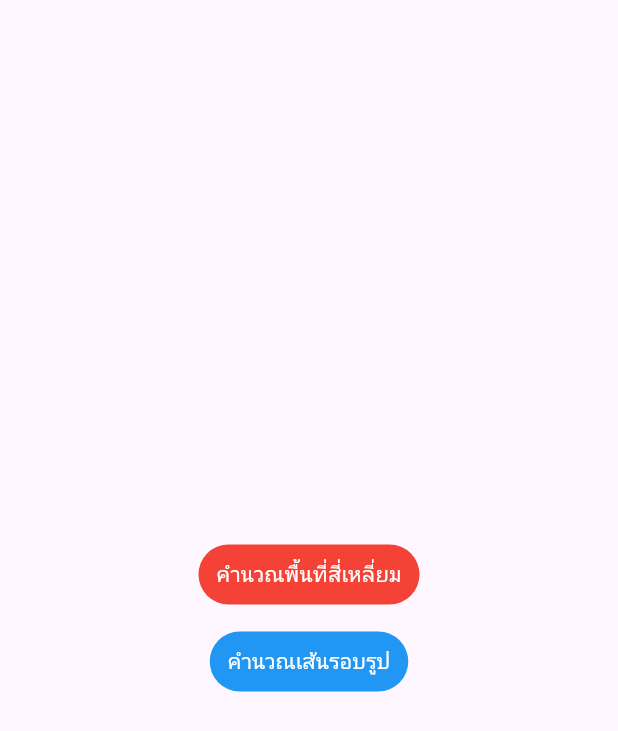
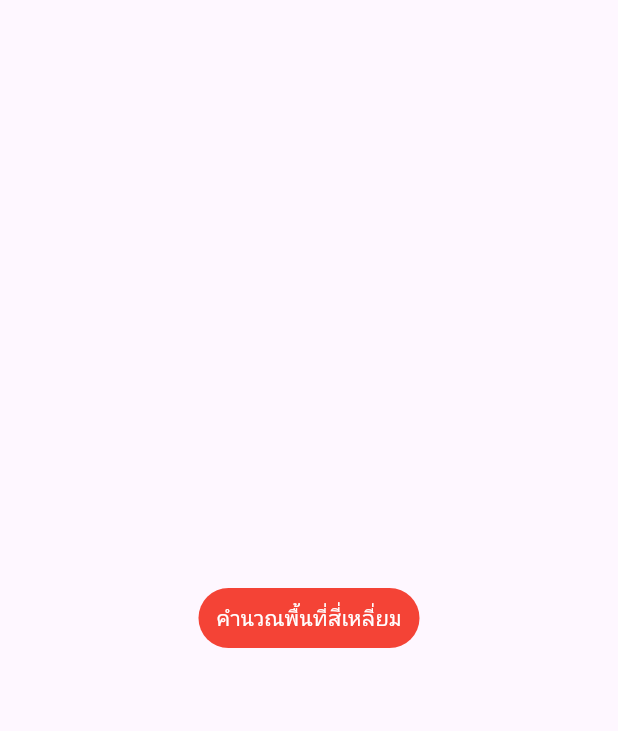
Before and after one commit to Jongrak48/w2-23-opoun, a Flutter app: the screen it shows after launch, on a phone screen of 412 x 824 dp. Shown: the top 731 px of the screen. Run offline on Flutter 3.47's test engine with Material 3 defaults, Android fonts, the phone set to English and light mode, and no system bars.

Commit message:
Revert "op2"
This reverts commit f48dd39832b9c3e138fe2cd2b1d6b92b6c2f8ecd.

```diff
--- a/lib/main.dart
+++ b/lib/main.dart
@@ -1,6 +1,7 @@
 import 'package:flutter/material.dart';
 import 'package:w2_23/perimeter_page.dart';
-import 'rectangle_page.dart';
+import 'rectangle_page.dart'; //เรียกให้รู้จักหน้าสอง
+
 
 void main() {
   runApp(const MyApp());
@@ -9,6 +10,7 @@ void main() {
 class MyApp extends StatelessWidget {
   const MyApp({super.key});
 
+  // This widget is the root of your application.
   @override
   Widget build(BuildContext context) {
     return MaterialApp(
@@ -17,46 +19,36 @@ class MyApp extends StatelessWidget {
         colorScheme: ColorScheme.fromSeed(seedColor: Colors.deepPurple),
       ),
       routes: {
-        '/': (context) => const MyHomePage(),
-        '/rectangle_page': (context) => const RectanglePage(),
-        '/perimeter_page': (context) => const PerimeterPage(),
+        '/': (context) => MyHomePage(),
+        '/rectangle_page': (context) => RectanglePage()//ไปหน้าสอง
+        '/perimeter_page' : (context) => PerimeterPage()
       },
     );
   }
 }
 
 class MyHomePage extends StatelessWidget {
-  const MyHomePage({super.key});
+  //
+  const MyHomePage({super.key}); //
 
   @override
   Widget build(BuildContext context) {
-    return Scaffold(
-      body: Center(
-        child: Column(
-          mainAxisSize: MainAxisSize.min,
-          children: [
-            TextButton(
-              onPressed: () =>
-                  Navigator.pushNamed(context, '/rectangle_page'),
-              style: TextButton.styleFrom(
-                backgroundColor: Colors.red,
-                foregroundColor: Colors.white,
-              ),
-              child: const Text("คำนวณพื้นที่สี่เหลี่ยม"),
-            ),
-            const SizedBox(height: 10),
-            TextButton(
-              onPressed: () =>
-                  Navigator.pushNamed(context, '/perimeter_page'),
-              style: TextButton.styleFrom(
-                backgroundColor: Colors.blue,
-                foregroundColor: Colors.white,
-              ),
-              child: const Text("คำนวณเส้นรอบรูป"),
-            ),
-          ],
+    return Scaffold( //โครงสร้างหน้าจอ
+
+      body: Center( //จัดครงกลางสิ่งที่อยู่ใน chaild
+        child: TextButton( //ปุ่มกด
+          onPressed: () => Navigator.pushNamed(context, '/rectangle_page'),//นำทางไปหน้าสอง
+          child: Text("คำนวณพื้นที่สี่เหลี่ยม"),
+          style: TextButton.styleFrom(backgroundColor: Colors.red, // เปลี่ยนสีปุ่ม
+          foregroundColor: Colors.white), //สีตัวหนังสือในปุ่ม
+          child: TextButton( //ปุ่มกด
+            onPressed: () => Navigator.pushNamed(context, '/rectangle_page'),//นำทางไปหน้าสอง
+            child: Text("คำนวณพื้นที่สี่เหลี่ยม"),
+            style: TextButton.styleFrom(backgroundColor: Colors.red, // เปลี่ยนสีปุ่ม
+                foregroundColor: Colors.white), //สีตัวหนังสือในปุ่ม
         ),
-      ),
+
+      ), // ปุ่มตรงกลางจอ
     );
   }
 }
```
Also changed, not shown: lib/perimeter_page.dart (+29 -17 lines).
